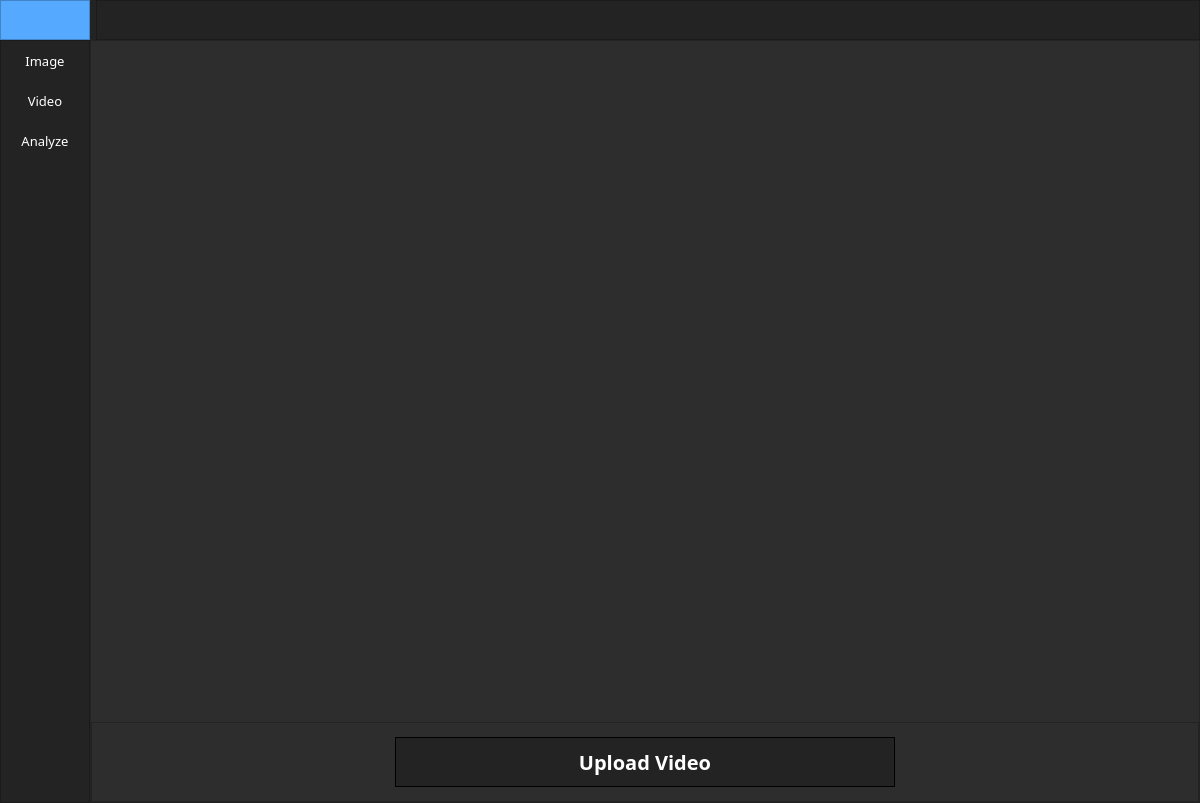
Before: the Qt Designer form trying.ui in Sasan-Tech/Automated-Social-Distance-Monitoring-System, drawn with Qt 5.
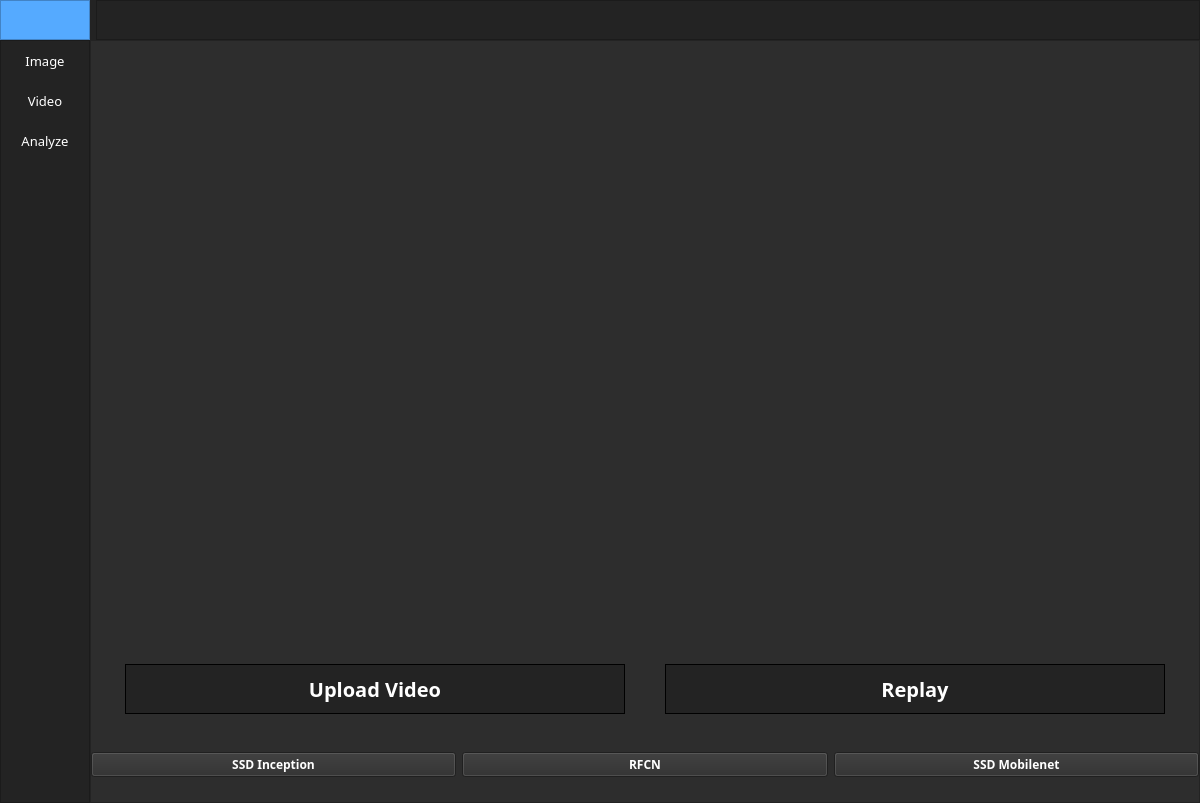
After: the same form once the commit is applied. The open tabs and pages were chosen to show the change. Icons and pictures are not drawn.

Commit message: Updated Video section

```diff
--- a/trying.ui
+++ b/trying.ui
@@ -762,16 +762,16 @@
                 <property name="maximumSize">
                  <size>
                   <width>16777215</width>
-                  <height>80</height>
+                  <height>150</height>
                  </size>
                 </property>
                 <property name="frameShape">
-                 <enum>QFrame::StyledPanel</enum>
+                 <enum>QFrame::NoFrame</enum>
                 </property>
                 <property name="frameShadow">
                  <enum>QFrame::Raised</enum>
                 </property>
-                <layout class="QHBoxLayout" name="horizontalLayout_4">
+                <layout class="QVBoxLayout" name="verticalLayout_11">
                  <property name="spacing">
                   <number>0</number>
                  </property>
@@ -788,23 +788,44 @@
                   <number>0</number>
                  </property>
                  <item>
-                  <widget class="QPushButton" name="VideoButton">
-                   <property name="maximumSize">
-                    <size>
-                     <width>500</width>
-                     <height>50</height>
-                    </size>
+                  <widget class="QFrame" name="upper_half_section">
+                   <property name="frameShape">
+                    <enum>QFrame::NoFrame</enum>
                    </property>
-                   <property name="font">
-                    <font>
-                     <family>Montserrat</family>
-                     <pointsize>15</pointsize>
-                     <weight>75</weight>
-                     <bold>true</bold>
-                    </font>
+                   <property name="frameShadow">
+                    <enum>QFrame::Raised</enum>
                    </property>
-                   <property name="styleSheet">
-                    <string notr="true">QPushButton {
+                   <layout class="QHBoxLayout" name="horizontalLayout_12">
+                    <property name="leftMargin">
+                     <number>0</number>
+                    </property>
+                    <property name="topMargin">
+                     <number>0</number>
+                    </property>
+                    <property name="rightMargin">
+                     <number>0</number>
+                    </property>
+                    <property name="bottomMargin">
+                     <number>0</number>
+                    </property>
+                    <item>
+                     <widget class="QPushButton" name="VideoButton">
+                      <property name="maximumSize">
+                       <size>
+                        <width>500</width>
+                        <height>50</height>
+                       </size>
+                      </property>
+                      <property name="font">
+                       <font>
+                        <family>Montserrat</family>
+                        <pointsize>15</pointsize>
+                        <weight>75</weight>
+                        <bold>true</bold>
+                       </font>
+                      </property>
+                      <property name="styleSheet">
+                       <string notr="true">QPushButton {
 	color: rgb(255, 255, 255);
 	background-color: rgb(35, 35, 35);
 	border: 1px solid;
@@ -814,10 +835,121 @@
 	background-color: rgb(85, 170, 255);
 }
 </string>
+                      </property>
+                      <property name="text">
+                       <string>Upload Video</string>
+                      </property>
+                     </widget>
+                    </item>
+                    <item>
+                     <widget class="QPushButton" name="ReplayButton">
+                      <property name="maximumSize">
+                       <size>
+                        <width>500</width>
+                        <height>50</height>
+                       </size>
+                      </property>
+                      <property name="font">
+                       <font>
+                        <family>Montserrat</family>
+                        <pointsize>15</pointsize>
+                        <weight>75</weight>
+                        <bold>true</bold>
+                       </font>
+                      </property>
+                      <property name="styleSheet">
+                       <string notr="true">QPushButton {
+	color: rgb(255, 255, 255);
+	background-color: rgb(35, 35, 35);
+	border: 1px solid;
+}
+
+QPushButton:hover {
+	background-color: rgb(85, 170, 255);
+}
+</string>
+                      </property>
+                      <property name="text">
+                       <string>Replay</string>
+                      </property>
+                     </widget>
+                    </item>
+                   </layout>
+                  </widget>
+                 </item>
+                 <item>
+                  <widget class="QFrame" name="models_video_section">
+                   <property name="frameShape">
+                    <enum>QFrame::NoFrame</enum>
                    </property>
-                   <property name="text">
-                    <string>Upload Video</string>
+                   <property name="frameShadow">
+                    <enum>QFrame::Raised</enum>
                    </property>
+                   <layout class="QHBoxLayout" name="horizontalLayout_4">
+                    <property name="leftMargin">
+                     <number>0</number>
+                    </property>
+                    <property name="topMargin">
+                     <number>0</number>
+                    </property>
+                    <property name="rightMargin">
+                     <number>0</number>
+                    </property>
+                    <property name="bottomMargin">
+                     <number>0</number>
+                    </property>
+                    <item>
+                     <widget class="QPushButton" name="video_section_model1">
+                      <property name="font">
+                       <font>
+                        <family>Montserrat</family>
+                        <weight>75</weight>
+                        <bold>true</bold>
+                       </font>
+                      </property>
+                      <property name="styleSheet">
+                       <string notr="true">color: white;</string>
+                      </property>
+                      <property name="text">
+                       <string>SSD Inception</string>
+                      </property>
+                     </widget>
+                    </item>
+                    <item>
+                     <widget class="QPushButton" name="video_section_model2">
+                      <property name="font">
+                       <font>
+                        <family>Montserrat</family>
+                        <weight>75</weight>
+                        <bold>true</bold>
+                       </font>
+                      </property>
+                      <property name="styleSheet">
+                       <string notr="true">color: white;</string>
+                      </property>
+                      <property name="text">
+                       <string>RFCN</string>
+                      </property>
+                     </widget>
+                    </item>
+                    <item>
+                     <widget class="QPushButton" name="video_section_model3">
+                      <property name="font">
+                       <font>
+                        <family>Montserrat</family>
+                        <weight>75</weight>
+                        <bold>true</bold>
+                       </font>
+                      </property>
+                      <property name="styleSheet">
+                       <string notr="true">color: white;</string>
+                      </property>
+                      <property name="text">
+                       <string>SSD Mobilenet</string>
+                      </property>
+                     </widget>
+                    </item>
+                   </layout>
                   </widget>
                  </item>
                 </layout>
```
Left out of the diff: 2 changed lines with no effect on the pictures. The commit also changes 10 other files.
